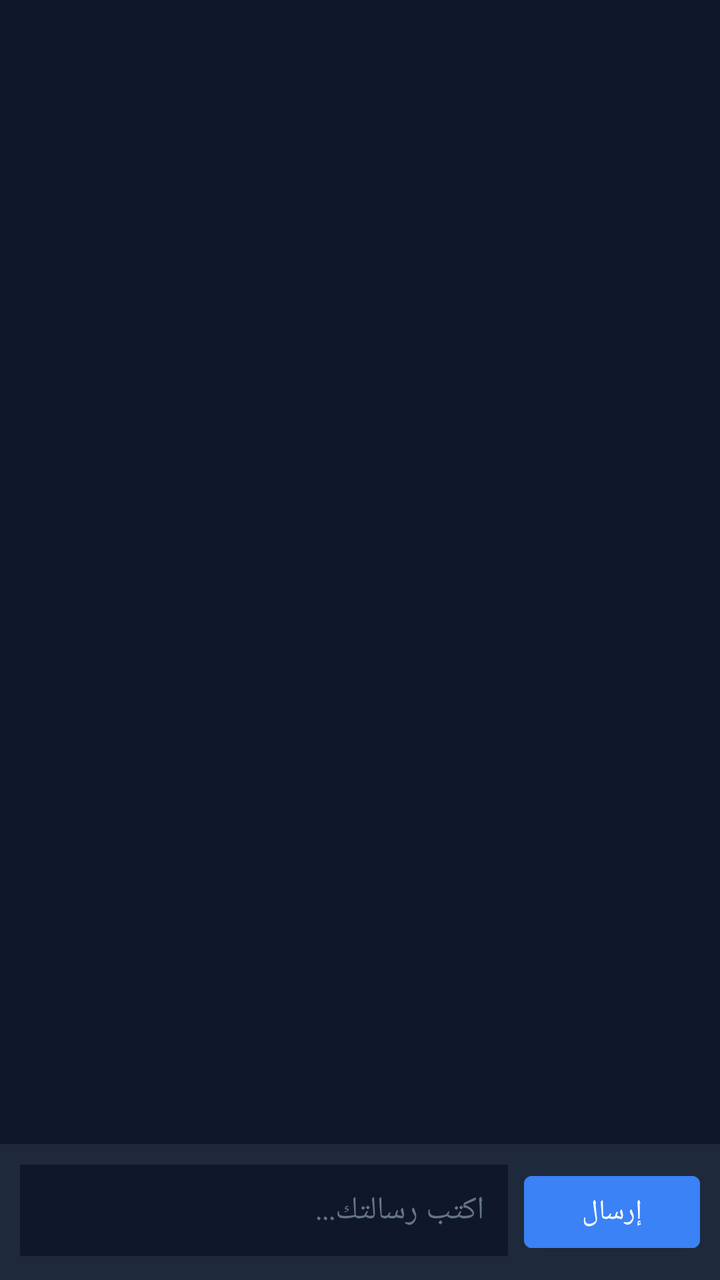
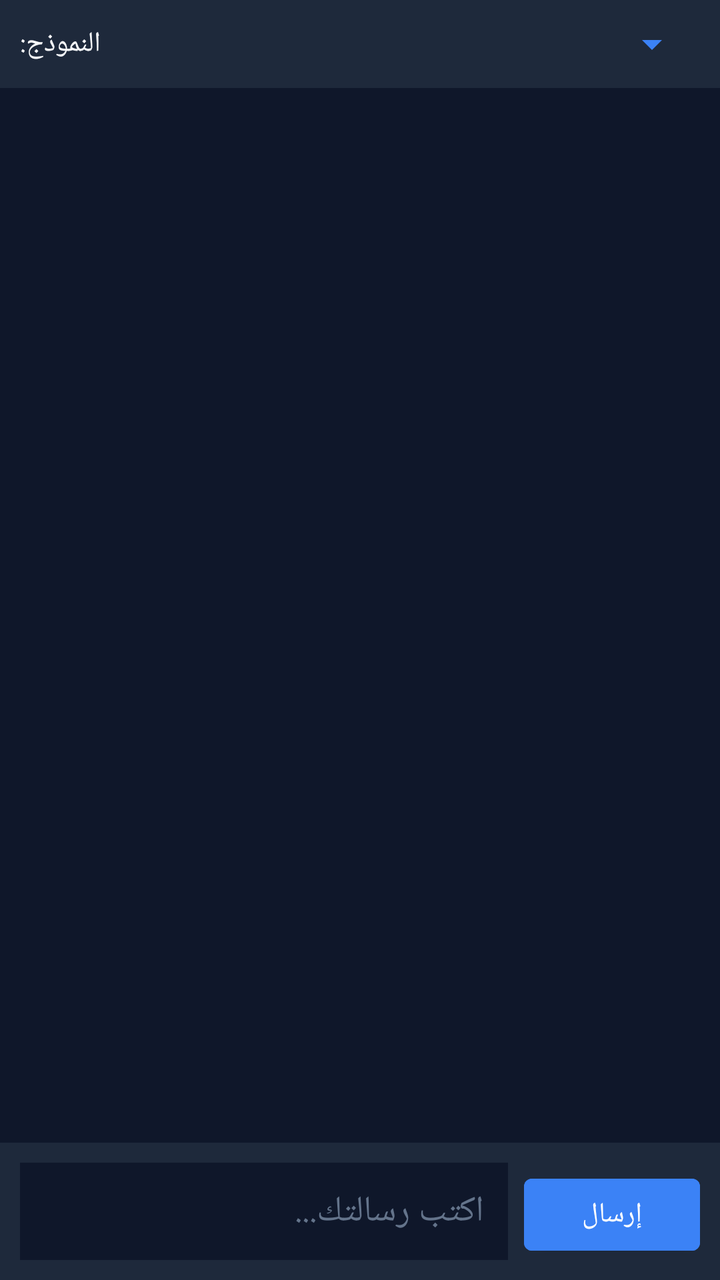

Screens rendered from an Android XML layout before and after an edit, with the pre-edit source and the edit as a unified diff.
<!-- AndroidManifest.xml: application theme Theme.MaterialComponents.DayNight.NoActionBar -->
<!-- res/layout/activity_chat.xml -->
<?xml version="1.0" encoding="utf-8"?>
<LinearLayout xmlns:android="http://schemas.android.com/apk/res/android"
    android:layout_width="match_parent"
    android:layout_height="match_parent"
    android:orientation="vertical"
    android:background="#0f172a">

    <androidx.recyclerview.widget.RecyclerView
        android:id="@+id/chatRecyclerView"
        android:layout_width="match_parent"
        android:layout_height="0dp"
        android:layout_weight="1"
        android:padding="10dp"/>

    <LinearLayout
        android:layout_width="match_parent"
        android:layout_height="wrap_content"
        android:orientation="horizontal"
        android:padding="10dp"
        android:background="#1e293b">

        <EditText
            android:id="@+id/etMessage"
            android:layout_width="0dp"
            android:layout_height="wrap_content"
            android:layout_weight="1"
            android:hint="اكتب رسالتك..."
            android:textColor="#f8fafc"
            android:textColorHint="#64748b"
            android:background="#0f172a"
            android:padding="12dp"
            android:textSize="16sp"/>

        <Button
            android:id="@+id/btnSend"
            android:layout_width="wrap_content"
            android:layout_height="wrap_content"
            android:text="إرسال"
            android:backgroundTint="#3b82f6"
            android:layout_marginStart="8dp"/>
    </LinearLayout>
</LinearLayout>
<!-- resources referenced by this layout -->
<resources>

</resources>

<!-- the commit's change to res/layout/activity_chat.xml (unified diff, before → after) -->
@@ -4,6 +4,29 @@
     android:layout_height="match_parent"
     android:orientation="vertical"
     android:background="#0f172a">
+
+    <LinearLayout
+        android:layout_width="match_parent"
+        android:layout_height="wrap_content"
+        android:orientation="horizontal"
+        android:padding="10dp"
+        android:background="#1e293b"
+        android:gravity="center_vertical">
+
+        <TextView
+            android:layout_width="wrap_content"
+            android:layout_height="wrap_content"
+            android:text="النموذج:"
+            android:textColor="#f8fafc"
+            android:layout_marginEnd="8dp"/>
+
+        <Spinner
+            android:id="@+id/spinnerModels"
+            android:layout_width="0dp"
+            android:layout_height="wrap_content"
+            android:layout_weight="1"
+            android:backgroundTint="#3b82f6"/>
+    </LinearLayout>
 
     <androidx.recyclerview.widget.RecyclerView
         android:id="@+id/chatRecyclerView"
@@ -28,8 +51,7 @@
             android:textColor="#f8fafc"
             android:textColorHint="#64748b"
             android:background="#0f172a"
-            android:padding="12dp"
-            android:textSize="16sp"/>
+            android:padding="12dp"/>
 
         <Button
             android:id="@+id/btnSend"
